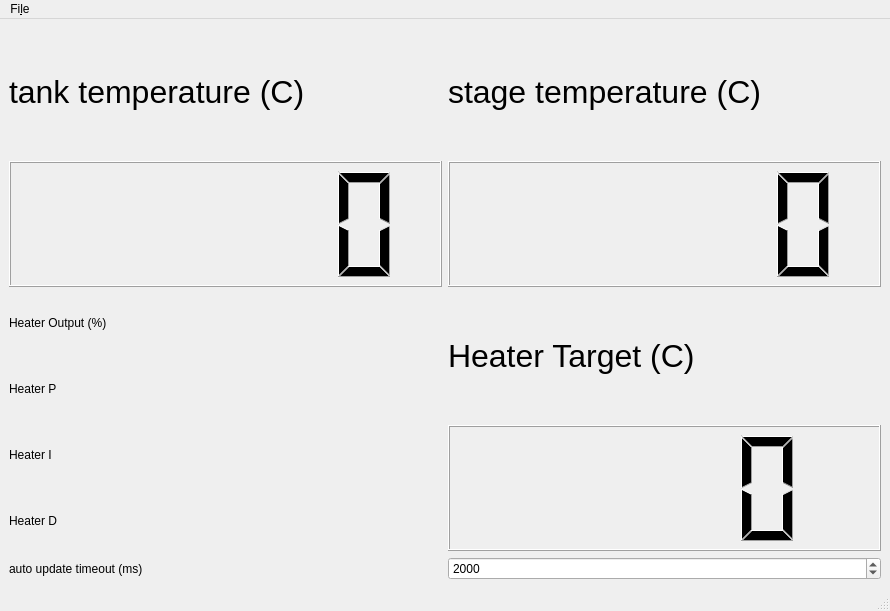
Old version of the form dashboard/dashboard_main.ui in the repository weatherhead99/foxtrot.
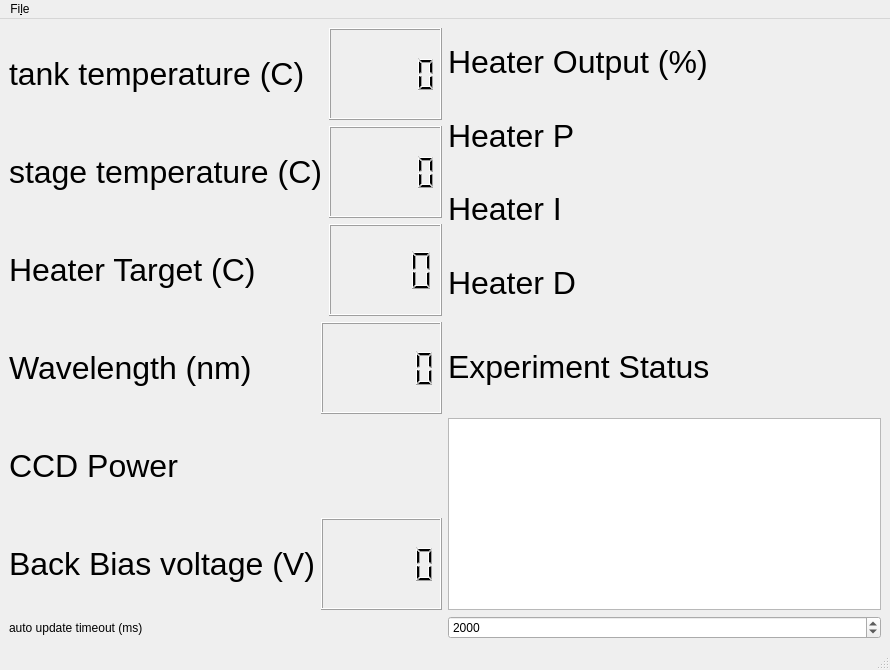
New version of the form. Custom widgets are drawn as their Qt base class.

```diff
--- a/dashboard/dashboard_main.ui
+++ b/dashboard/dashboard_main.ui
@@ -7,17 +7,27 @@
     <x>0</x>
     <y>0</y>
     <width>890</width>
-    <height>611</height>
+    <height>670</height>
    </rect>
   </property>
   <property name="windowTitle">
    <string>MainWindow</string>
   </property>
   <widget class="QWidget" name="centralwidget">
-   <layout class="QGridLayout" name="gridLayout">
-    <item row="1" column="1">
-     <layout class="QVBoxLayout" name="verticalLayout_3">
-      <item>
+   <layout class="QGridLayout" name="gridLayout_5">
+    <item row="0" column="0">
+     <layout class="QGridLayout" name="gridLayout_4">
+      <item row="1" column="1">
+       <widget class="QLCDNumber" name="stage_temp_display">
+        <property name="smallDecimalPoint">
+         <bool>true</bool>
+        </property>
+        <property name="digitCount">
+         <number>5</number>
+        </property>
+       </widget>
+      </item>
+      <item row="2" column="0">
        <widget class="QLabel" name="label_3">
         <property name="font">
          <font>
@@ -29,79 +39,7 @@
         </property>
        </widget>
       </item>
-      <item>
-       <widget class="QLCDNumber" name="heater_target">
-        <property name="smallDecimalPoint">
-         <bool>true</bool>
-        </property>
-        <property name="digitCount">
-         <number>4</number>
-        </property>
-       </widget>
-      </item>
-     </layout>
-    </item>
-    <item row="4" column="1">
-     <widget class="QSpinBox" name="updatetimeout">
-      <property name="minimum">
-       <number>500</number>
-      </property>
-      <property name="maximum">
-       <number>20000</number>
-      </property>
-      <property name="value">
-       <number>2000</number>
-      </property>
-     </widget>
-    </item>
-    <item row="0" column="1">
-     <layout class="QVBoxLayout" name="verticalLayout_2">
-      <item>
-       <widget class="QLabel" name="stage_label">
-        <property name="font">
-         <font>
-          <pointsize>24</pointsize>
-         </font>
-        </property>
-        <property name="text">
-         <string>stage temperature (C)</string>
-        </property>
-       </widget>
-      </item>
-      <item>
-       <widget class="QLCDNumber" name="stage_temp_display">
-        <property name="smallDecimalPoint">
-         <bool>true</bool>
-        </property>
-        <property name="digitCount">
-         <number>5</number>
-        </property>
-       </widget>
-      </item>
-     </layout>
-    </item>
-    <item row="4" column="0">
-     <widget class="QLabel" name="label">
-      <property name="text">
-       <string>auto update timeout (ms)</string>
-      </property>
-     </widget>
-    </item>
-    <item row="0" column="0">
-     <layout class="QVBoxLayout" name="verticalLayout">
-      <item>
-       <widget class="QLabel" name="tank_label">
-        <property name="font">
-         <font>
-          <pointsize>24</pointsize>
-         </font>
-        </property>
-        <property name="text">
-         <string>tank temperature (C)</string>
-        </property>
-       </widget>
-      </item>
-      <item>
+      <item row="0" column="1">
        <widget class="QLCDNumber" name="tank_temp_display">
         <property name="smallDecimalPoint">
          <bool>true</bool>
@@ -117,12 +55,51 @@
         </property>
        </widget>
       </item>
+      <item row="0" column="0">
+       <widget class="QLabel" name="tank_label">
+        <property name="font">
+         <font>
+          <pointsize>24</pointsize>
+         </font>
+        </property>
+        <property name="text">
+         <string>tank temperature (C)</string>
+        </property>
+       </widget>
+      </item>
+      <item row="2" column="1">
+       <widget class="QLCDNumber" name="heater_target">
+        <property name="smallDecimalPoint">
+         <bool>true</bool>
+        </property>
+        <property name="digitCount">
+         <number>4</number>
+        </property>
+       </widget>
+      </item>
+      <item row="1" column="0">
+       <widget class="QLabel" name="stage_label">
+        <property name="font">
+         <font>
+          <pointsize>24</pointsize>
+         </font>
+        </property>
+        <property name="text">
+         <string>stage temperature (C)</string>
+        </property>
+       </widget>
+      </item>
      </layout>
     </item>
-    <item row="1" column="0">
+    <item row="0" column="1">
      <layout class="QGridLayout" name="gridLayout_2">
       <item row="1" column="0">
        <widget class="QLabel" name="label_4">
+        <property name="font">
+         <font>
+          <pointsize>24</pointsize>
+         </font>
+        </property>
         <property name="text">
          <string>Heater P</string>
         </property>
@@ -144,6 +121,11 @@
       </item>
       <item row="2" column="0">
        <widget class="QLabel" name="label_5">
+        <property name="font">
+         <font>
+          <pointsize>24</pointsize>
+         </font>
+        </property>
         <property name="text">
          <string>Heater I</string>
         </property>
@@ -161,6 +143,11 @@
       </item>
       <item row="0" column="0">
        <widget class="QLabel" name="label_2">
+        <property name="font">
+         <font>
+          <pointsize>24</pointsize>
+         </font>
+        </property>
         <property name="text">
          <string>Heater Output (%)</string>
         </property>
@@ -168,6 +155,11 @@
       </item>
       <item row="3" column="0">
        <widget class="QLabel" name="label_6">
+        <property name="font">
+         <font>
+          <pointsize>24</pointsize>
+         </font>
+        </property>
         <property name="text">
          <string>Heater D</string>
         </property>
@@ -182,6 +174,112 @@
       </item>
      </layout>
     </item>
+    <item row="1" column="0">
+     <layout class="QGridLayout" name="gridLayout">
+      <item row="1" column="0" colspan="2">
+       <widget class="QLabel" name="wavelength_label">
+        <property name="font">
+         <font>
+          <pointsize>24</pointsize>
+         </font>
+        </property>
+        <property name="text">
+         <string>Wavelength (nm)</string>
+        </property>
+       </widget>
+      </item>
+      <item row="1" column="2">
+       <widget class="QLCDNumber" name="wavelength_display">
+        <property name="smallDecimalPoint">
+         <bool>true</bool>
+        </property>
+        <property name="digitCount">
+         <number>5</number>
+        </property>
+       </widget>
+      </item>
+      <item row="2" column="0" colspan="2">
+       <widget class="QLabel" name="wavelength_label_2">
+        <property name="font">
+         <font>
+          <pointsize>24</pointsize>
+         </font>
+        </property>
+        <property name="text">
+         <string>CCD Power</string>
+        </property>
+       </widget>
+      </item>
+      <item row="3" column="2">
+       <widget class="QLCDNumber" name="VBB_display">
+        <property name="smallDecimalPoint">
+         <bool>true</bool>
+        </property>
+        <property name="digitCount">
+         <number>5</number>
+        </property>
+       </widget>
+      </item>
+      <item row="3" column="0" colspan="2">
+       <widget class="QLabel" name="wavelength_label_3">
+        <property name="font">
+         <font>
+          <pointsize>24</pointsize>
+         </font>
+        </property>
+        <property name="text">
+         <string>Back Bias voltage (V)</string>
+        </property>
+       </widget>
+      </item>
+     </layout>
+    </item>
+    <item row="1" column="1">
+     <layout class="QGridLayout" name="gridLayout_3">
+      <item row="0" column="0">
+       <widget class="QLabel" name="wavelength_label_4">
+        <property name="font">
+         <font>
+          <pointsize>24</pointsize>
+         </font>
+        </property>
+        <property name="text">
+         <string>Experiment Status</string>
+        </property>
+       </widget>
+      </item>
+      <item row="1" column="0">
+       <widget class="QTextBrowser" name="textBrowser">
+        <property name="sizePolicy">
+         <sizepolicy hsizetype="Preferred" vsizetype="Preferred">
+          <horstretch>0</horstretch>
+          <verstretch>0</verstretch>
+         </sizepolicy>
+        </property>
+       </widget>
+      </item>
+     </layout>
+    </item>
+    <item row="2" column="0">
+     <widget class="QLabel" name="label">
+      <property name="text">
+       <string>auto update timeout (ms)</string>
+      </property>
+     </widget>
+    </item>
+    <item row="2" column="1">
+     <widget class="QSpinBox" name="updatetimeout">
+      <property name="minimum">
+       <number>500</number>
+      </property>
+      <property name="maximum">
+       <number>20000</number>
+      </property>
+      <property name="value">
+       <number>2000</number>
+      </property>
+     </widget>
+    </item>
    </layout>
   </widget>
   <widget class="QMenuBar" name="menubar">
```
Left out of the diff: 8 changed lines with no effect on the pictures.
